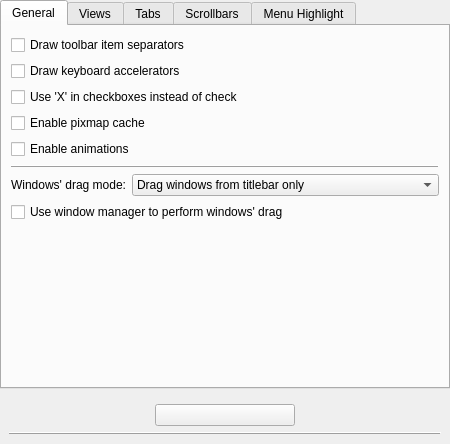
Old version of the form kstyles/oxygen/config/ui/oxygenstyleconfig.ui in the repository mgottschlag/kwin-tiling.
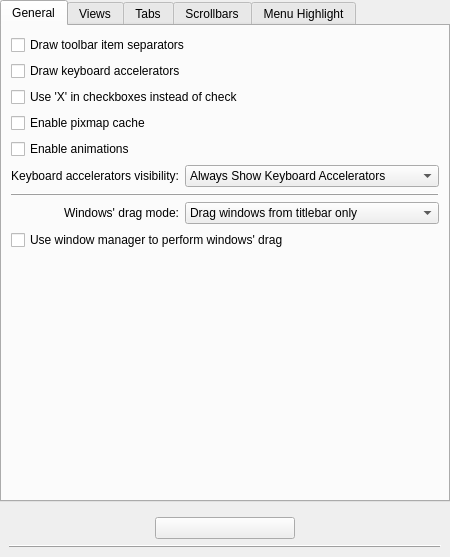
New version of the form. Custom widgets are drawn as their Qt base class.

Commit message: Added option to show keyboard accelerators when Alt key is pressed (not implemented yet)

Diff of the .ui file:
```diff
--- a/kstyles/oxygen/config/ui/oxygenstyleconfig.ui
+++ b/kstyles/oxygen/config/ui/oxygenstyleconfig.ui
@@ -7,7 +7,7 @@
     <x>0</x>
     <y>0</y>
     <width>450</width>
-    <height>444</height>
+    <height>557</height>
    </rect>
   </property>
   <property name="sizePolicy">
@@ -81,21 +81,11 @@
         </widget>
        </item>
        <item>
-        <widget class="QFrame" name="frame">
-         <property name="frameShape">
-          <enum>QFrame::HLine</enum>
-         </property>
-         <property name="frameShadow">
-          <enum>QFrame::Raised</enum>
-         </property>
-        </widget>
-       </item>
-       <item>
-        <layout class="QHBoxLayout" name="horizontalLayout_4">
-         <item>
+        <layout class="QGridLayout" name="gridLayout_6">
+         <item row="3" column="0">
           <widget class="QLabel" name="label_3">
            <property name="sizePolicy">
-            <sizepolicy hsizetype="Fixed" vsizetype="Preferred">
+            <sizepolicy hsizetype="Preferred" vsizetype="Preferred">
              <horstretch>0</horstretch>
              <verstretch>0</verstretch>
             </sizepolicy>
@@ -111,7 +101,7 @@
            </property>
           </widget>
          </item>
-         <item>
+         <item row="3" column="1">
           <widget class="KComboBox" name="_windowDragMode">
            <item>
             <property name="text">
@@ -130,6 +120,45 @@
            </item>
           </widget>
          </item>
+         <item row="0" column="0">
+          <widget class="QLabel" name="_mnemonicsLabel">
+           <property name="text">
+            <string>Keyboard accelerators visibility:</string>
+           </property>
+           <property name="alignment">
+            <set>Qt::AlignRight|Qt::AlignTrailing|Qt::AlignVCenter</set>
+           </property>
+          </widget>
+         </item>
+         <item row="2" column="0" colspan="2">
+          <widget class="QFrame" name="frame">
+           <property name="frameShape">
+            <enum>QFrame::HLine</enum>
+           </property>
+           <property name="frameShadow">
+            <enum>QFrame::Raised</enum>
+           </property>
+          </widget>
+         </item>
+         <item row="0" column="1">
+          <widget class="KComboBox" name="_mnemonicsMode">
+           <item>
+            <property name="text">
+             <string>Always Show Keyboard Accelerators</string>
+            </property>
+           </item>
+           <item>
+            <property name="text">
+             <string>Show Keyboard Accelerators When Needed</string>
+            </property>
+           </item>
+           <item>
+            <property name="text">
+             <string>Always Hide Keyboard Accelerators</string>
+            </property>
+           </item>
+          </widget>
+         </item>
         </layout>
        </item>
        <item>
```
The commit also changes 4 other files.
